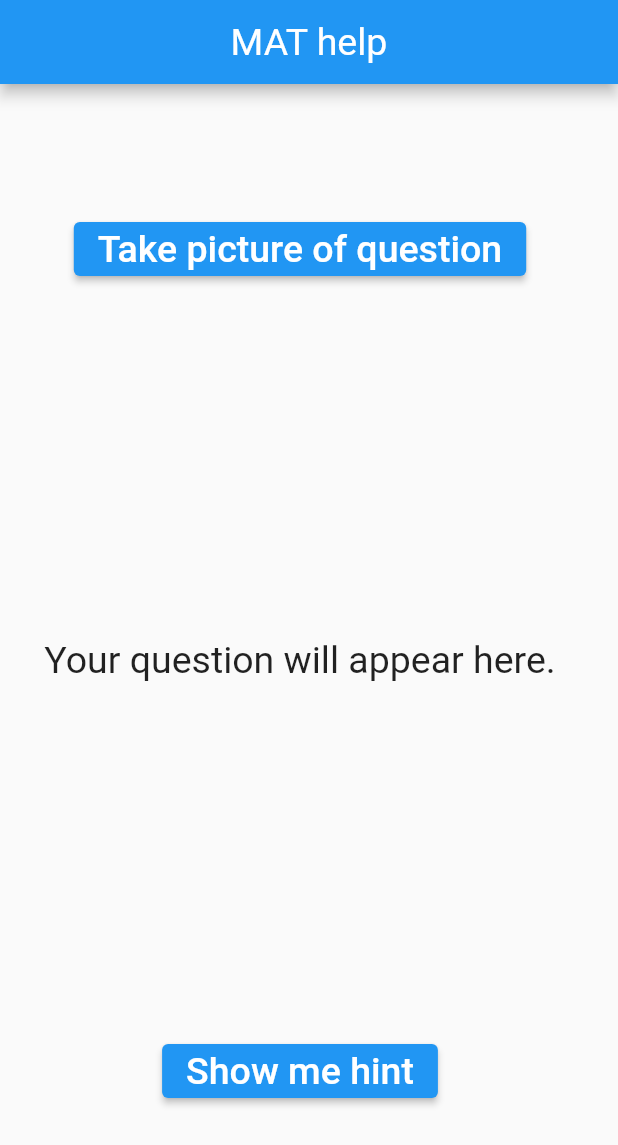
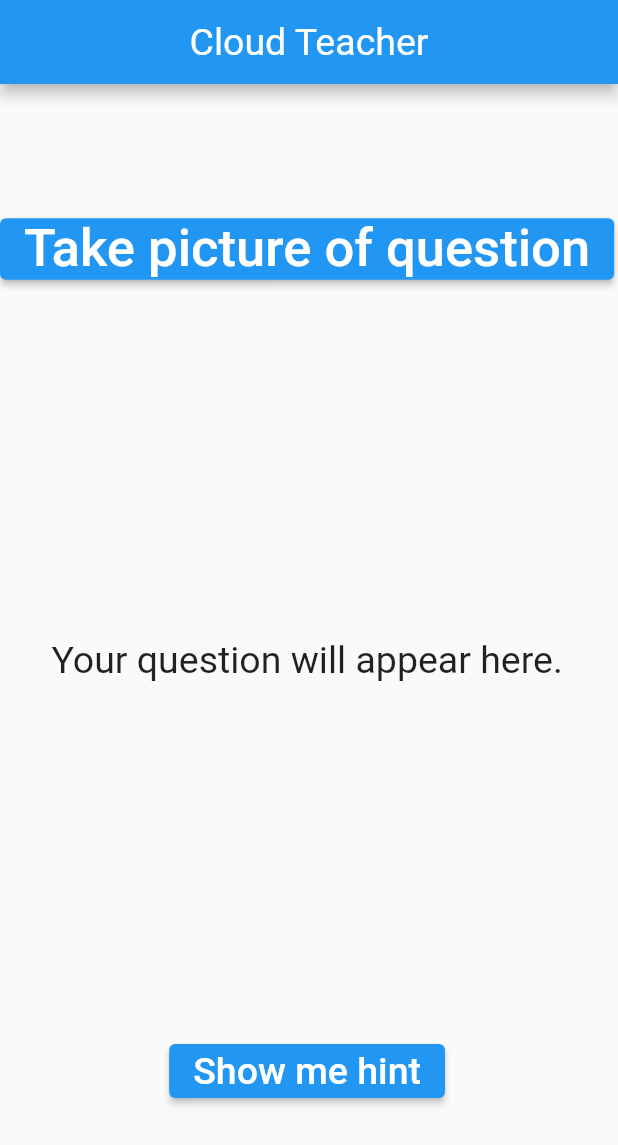
Before and after one commit to akshitag2009/CodeFest_MAT, a Flutter app: the screen it shows after launch, after a tap on "Show me hint", on a phone screen of 412 x 824 dp. Shown: the top 1145 px of the screen. Run offline on Flutter 3.47's test engine with Material 2 defaults, Android fonts, the phone set to English and light mode, and no system bars; our stand-ins replace image_picker; missing offline and left inert: google_ml_vision.

Commit message:
improved UI

```diff
--- a/lib/screens/home.dart
+++ b/lib/screens/home.dart
@@ -51,10 +51,20 @@ class HomeState extends State<Home> {
           // Same getters as TextBlock
           print("AKS ${element.text}");
 
-          if (element.text == 'student') {
+          if (element.text!.contains('student')) {
             id = 'student90';
             print("id=${id}");
+          } else if (element.text!.contains('retailer')) {
+            id = 'retailer225';
+            print("id=${id}");
+          } else if (element.text!.contains('pens')) {
+            id = 'pens10';
+            print("id=${id}");
           }
+          /*if (element.text == 'student') {
+            id = 'student90';
+            print("id=${id}");
+          }*/
 
         }
       }
@@ -68,7 +78,7 @@ class HomeState extends State<Home> {
   Widget build(BuildContext context) {
     return Scaffold(
       appBar: AppBar(
-        title: Text('MAT help'),
+        title: Text('Cloud Teacher'),
         titleTextStyle: TextStyle(
           fontSize: 25,
           //fontFamily: 'IndieFlower',
@@ -85,7 +95,7 @@ class HomeState extends State<Home> {
             child: Text(
               'Take picture of question',
               style: TextStyle(
-                fontSize: 25,
+                fontSize: 35,
               ),
             ),
           ),
```
